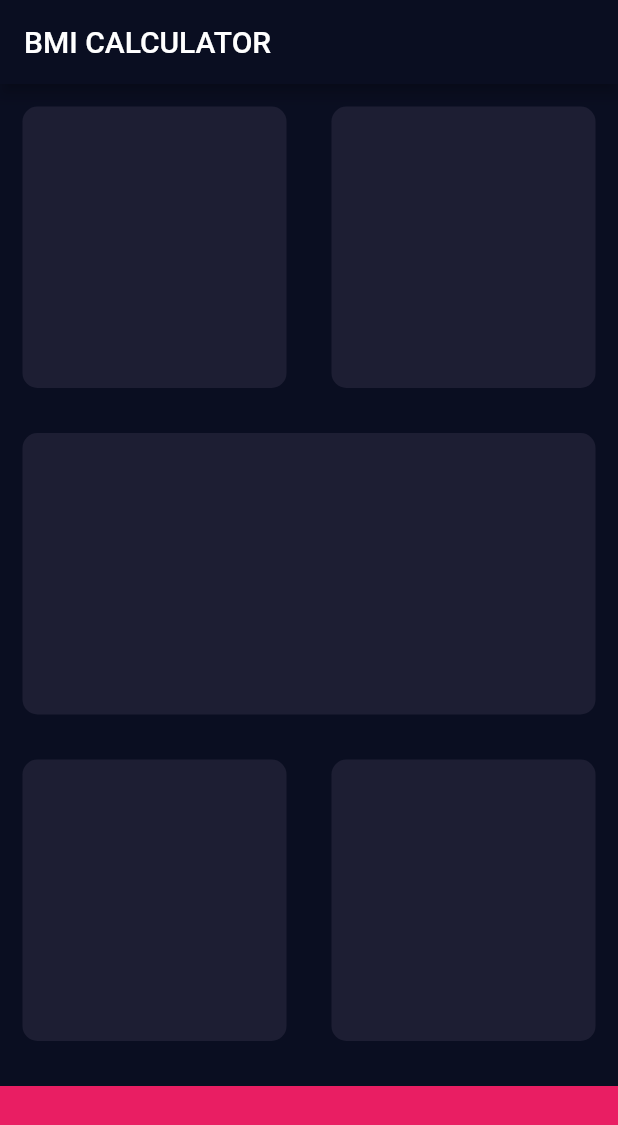
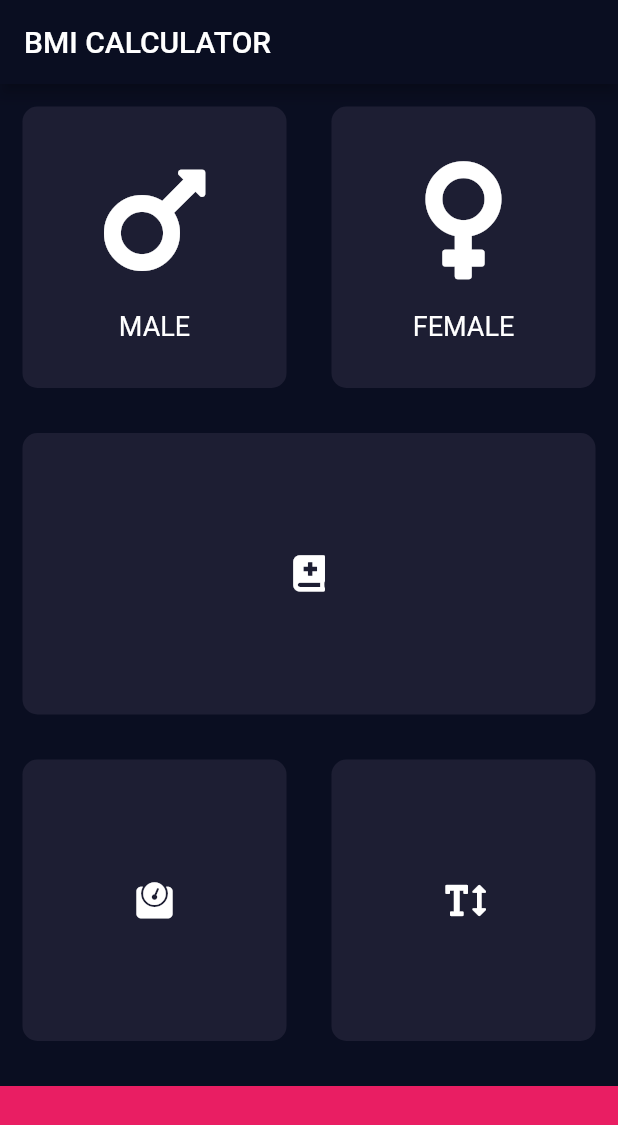
Before and after one commit to zaidzak9/BmiCalculatorFlutter, a Flutter app: the screen it shows after launch, on a phone screen of 412 x 824 dp. Shown: the top 1125 px of the screen. Run offline on Flutter 3.47's test engine with Material 2 defaults, Android fonts, the phone set to English and light mode, and no system bars; our stand-ins replace font_awesome_flutter.

Commit message:
adding more UI

```diff
--- a/lib/input_page.dart
+++ b/lib/input_page.dart
@@ -21,23 +21,23 @@ class _InputPageState extends State<InputPage> {
                 child: Row(
               children: <Widget>[
                 Expanded(
-                    child: BoxContainer()
+                    child: BoxContainer("male")
                 ),
                 Expanded(
-                    child: BoxContainer()
+                    child: BoxContainer("female")
                 )
               ],
             )),
             Expanded(
-                child: BoxContainer()
+                child: BoxContainer("progress")
             ),
             Expanded(
                 child: Row(
               children: <Widget>[
                 Expanded(
-                    child: BoxContainer()),
+                    child: BoxContainer("weight")),
                 Expanded(
-                    child: BoxContainer())
+                    child: BoxContainer("height"))
               ],
             )),
             Container(
--- a/lib/reusableUi/box_container.dart
+++ b/lib/reusableUi/box_container.dart
@@ -1,18 +1,80 @@
-
+import 'package:font_awesome_flutter/font_awesome_flutter.dart';
 import 'package:flutter/material.dart';
 
 class BoxContainer extends StatelessWidget {
-  const BoxContainer({
-    Key key,
-  }) : super(key: key);
+  final String whichBox;
 
   @override
   Widget build(BuildContext context) {
     return Container(
-      margin: EdgeInsets.all(15.0),
-      decoration: BoxDecoration(
+        width: double.infinity,
+        margin: EdgeInsets.all(15.0),
+        decoration: BoxDecoration(
           color: Color(0xFF1D1E33),
-          borderRadius: BorderRadius.circular(10.0)),
-    );
+          borderRadius: BorderRadius.circular(10.0),
+        ),
+        child: widgetToDisplay());
+  }
+
+  BoxContainer(this.whichBox);
+
+  Widget widgetToDisplay() {
+    if (whichBox == "male") {
+      return Column(
+        mainAxisAlignment: MainAxisAlignment.center,
+        children: <Widget>[
+          Icon(
+            FontAwesomeIcons.mars,
+            size: 90.0,
+          ),
+          SizedBox(
+            height: 15.0,
+          ),
+          Text("MALE", style: TextStyle(fontSize: 18.0))
+        ],
+      );
+    } else if (whichBox == "female") {
+      return Column(
+        mainAxisAlignment: MainAxisAlignment.center,
+        children: <Widget>[
+          Icon(
+            FontAwesomeIcons.venus,
+            size: 90.0,
+          ),
+          SizedBox(
+            height: 15.0,
+          ),
+          Text(
+            "FEMALE",
+            style: TextStyle(fontSize: 18.0),
+          )
+        ],
+        //
+      );
+    } else if (whichBox == "progress") {
+      return Column(
+        mainAxisAlignment: MainAxisAlignment.center,
+        children: <Widget>[Icon(FontAwesomeIcons.bookMedical)],
+        //
+      );
+    } else if (whichBox == "weight") {
+      return Column(
+        mainAxisAlignment: MainAxisAlignment.center,
+        children: <Widget>[Icon(FontAwesomeIcons.weight)],
+        //
+      );
+    } else if (whichBox == "height") {
+      return Column(
+        mainAxisAlignment: MainAxisAlignment.center,
+        children: <Widget>[Icon(FontAwesomeIcons.textHeight)],
+        //
+      );
+    } else {
+      return Column(
+        mainAxisAlignment: MainAxisAlignment.center,
+        children: <Widget>[Icon(Icons.call_made)],
+        //
+      );
+    }
   }
 }
--- a/pubspec.yaml
+++ b/pubspec.yaml
@@ -28,6 +28,7 @@ dependencies:
   # The following adds the Cupertino Icons font to your application.
   # Use with the CupertinoIcons class for iOS style icons.
   cupertino_icons: ^1.0.2
+  font_awesome_flutter: ^9.1.0
 
 dev_dependencies:
   flutter_test:
```
Also changed, not shown: pubspec.lock.
